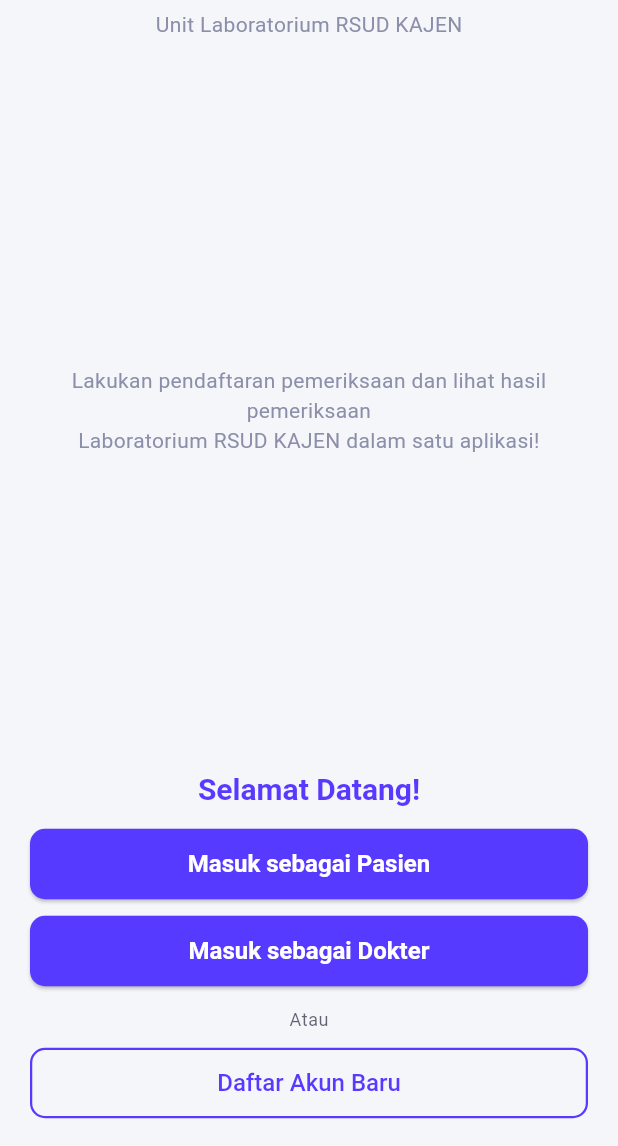
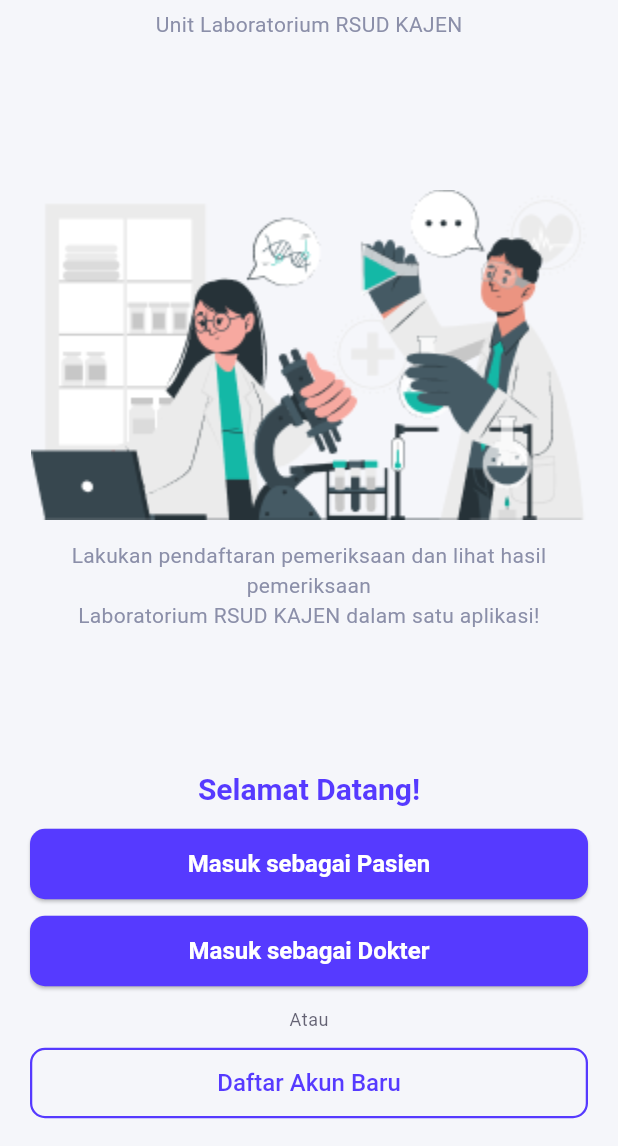
Before and after one commit to ilhamridzuan/mobile---eLabora, a Flutter app: the screen it shows after launch, on a phone screen of 412 x 824 dp, the part 90-1236 px from its top. Run offline on Flutter 3.47's test engine with Material 3 defaults, Android fonts, the phone set to English and light mode, and no system bars; our stand-ins replace dio, flutter_secure_storage.

Commit message:
menghubungkan login dokter ke homepage dokter & memperbaiki tampilan landingpage

```diff
--- a/lib/pages/akun.dart
+++ b/lib/pages/akun.dart
@@ -24,7 +24,7 @@ class _AkunPageState extends State<AkunPage> {
     super.initState();
     _client = ApiClient();
     _tokenStorage = TokenStorage();
-    _authApi = AuthApi(_client, _tokenStorage);
+    _authApi = AuthApi(_client);
 
     _futureMe = _authApi.me();
   }
--- a/lib/pages/home_page.dart
+++ b/lib/pages/home_page.dart
@@ -22,7 +22,7 @@ class _HomePageState extends State<HomePage> {
     super.initState();
     _client = ApiClient();
     _tokenStorage = TokenStorage();
-    _authApi = AuthApi(_client, _tokenStorage);
+    _authApi = AuthApi(_client );
 
     _futureMe = _authApi.me();
   }
--- a/lib/pages/landing_page.dart
+++ b/lib/pages/landing_page.dart
@@ -23,14 +23,22 @@ class LandingPage extends StatelessWidget {
               Text('Unit Laboratorium RSUD KAJEN', style: t.bodyMedium),
               const SizedBox(height: 18),
 
-              // (opsional) gambar kamu biarkan
               Expanded(
-                child: Center(
-                  child: Text(
-                    'Lakukan pendaftaran pemeriksaan dan lihat hasil pemeriksaan\nLaboratorium RSUD KAJEN dalam satu aplikasi!',
-                    style: t.bodyMedium,
-                    textAlign: TextAlign.center,
-                  ),
+                child: Column(
+                  mainAxisAlignment: MainAxisAlignment.center,
+                  children: [
+                    Image.asset(
+                      'assets/images/gambar-landingpage.png',
+                      height: 220,
+                      fit: BoxFit.contain,
+                    ),
+                    const SizedBox(height: 14),
+                    Text(
+                      'Lakukan pendaftaran pemeriksaan dan lihat hasil pemeriksaan\nLaboratorium RSUD KAJEN dalam satu aplikasi!',
+                      style: t.bodyMedium,
+                      textAlign: TextAlign.center,
+                    ),
+                  ],
                 ),
               ),
 
```
Also changed, not shown: lib/data/auth_api.dart (+3 -13 lines), lib/pages/login_page.dart (+27 -12 lines), lib/pages/riwayat_page.dart (+40 -12 lines).
